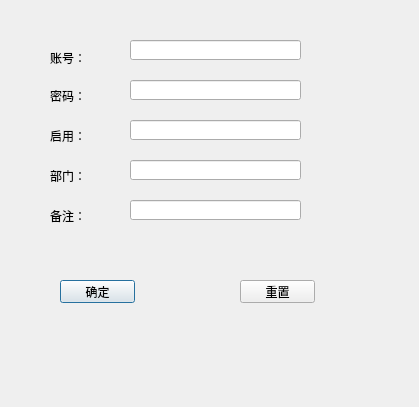
Old version of the form resouce/ui/register_ui.ui in the repository jianglibaba/mailtest.
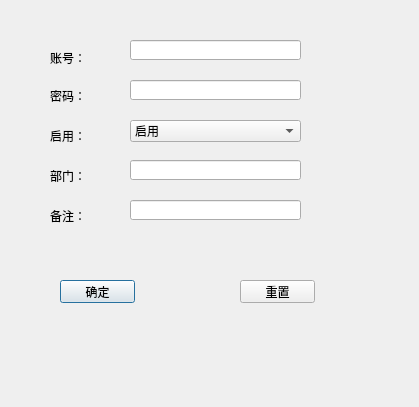
New version of the form.

What changed in the file:
```diff
--- a/resouce/ui/register_ui.ui
+++ b/resouce/ui/register_ui.ui
@@ -72,16 +72,6 @@
     </rect>
    </property>
   </widget>
-  <widget class="QLineEdit" name="comment_le">
-   <property name="geometry">
-    <rect>
-     <x>130</x>
-     <y>120</y>
-     <width>171</width>
-     <height>20</height>
-    </rect>
-   </property>
-  </widget>
   <widget class="QPushButton" name="ok_btn">
    <property name="geometry">
     <rect>
@@ -154,6 +144,26 @@
     </rect>
    </property>
   </widget>
+  <widget class="QComboBox" name="enable_cb">
+   <property name="geometry">
+    <rect>
+     <x>130</x>
+     <y>120</y>
+     <width>171</width>
+     <height>22</height>
+    </rect>
+   </property>
+   <item>
+    <property name="text">
+     <string>启用</string>
+    </property>
+   </item>
+   <item>
+    <property name="text">
+     <string>暂停</string>
+    </property>
+   </item>
+  </widget>
  </widget>
  <resources/>
  <connections>
```
